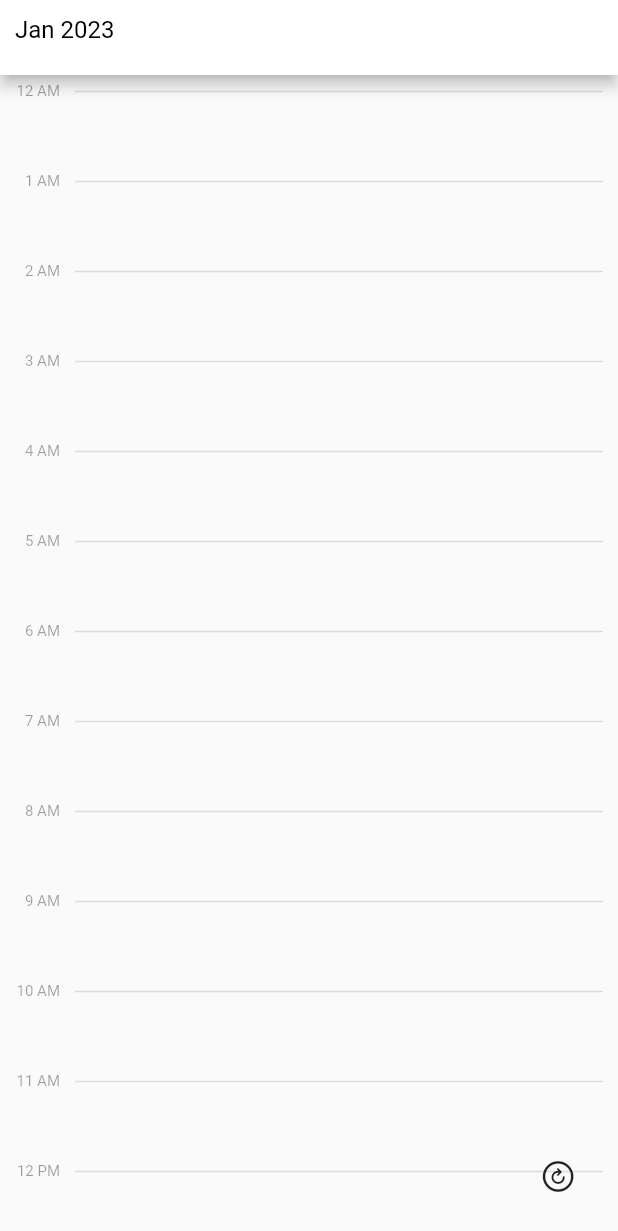
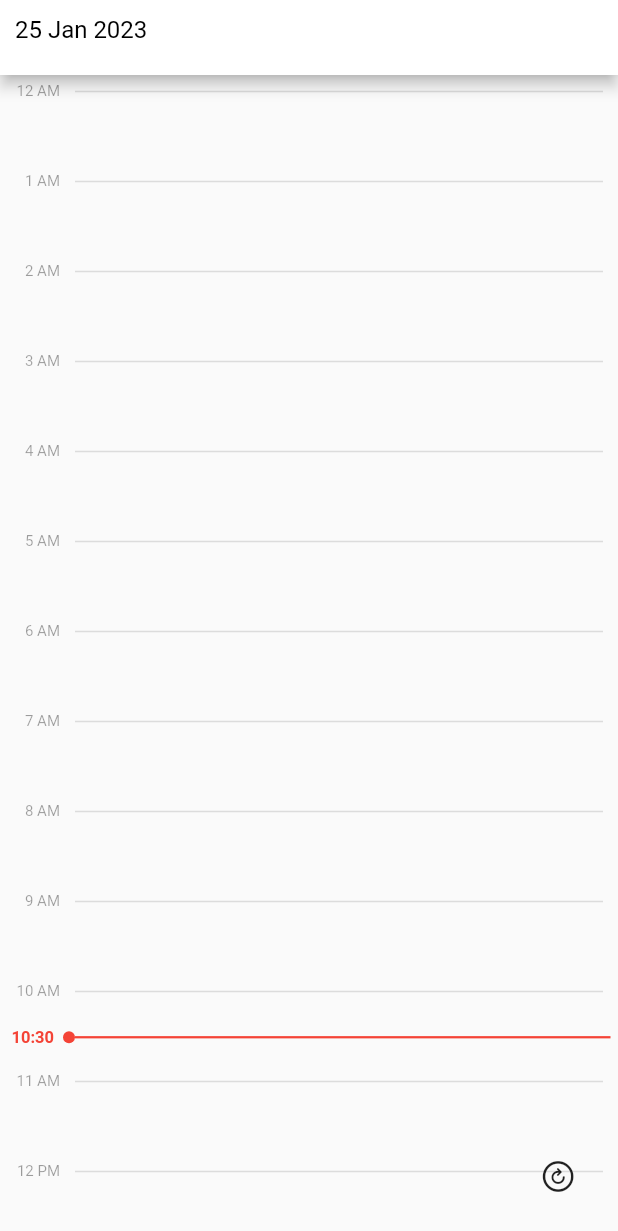
Before and after one commit to deniz-lee/flutter-demo, a Flutter app: the screen it shows after launch, on a phone screen of 412 x 824 dp. Shown: the top 1231 px of the screen. Run offline on Flutter 3.47's test engine with Material 2 defaults, Android fonts, the phone set to English and light mode, and no system bars; drawn by our look-alikes of scrollable_positioned_list; our stand-ins replace google_sign_in, googleapis_auth; missing offline and left inert: extension_google_sign_in_as_googleapis_auth, googleapis.

Commit message:
[deniz-lee] Add today mark within daily, montly views.

```diff
--- a/app/lib/model/constants.dart
+++ b/app/lib/model/constants.dart
@@ -1,9 +1,10 @@
 // App Constants
 const double RESPONSIVE_WIDTH_DIVERGING_POINT = 600;
 
-// Google Calender API
+// Calendar Provider Properties
 const String GOOGLE_API_CLIENT_ID =
     "576251505485-06p12kgseshnb4f6icmqo626a89iu1un.apps.googleusercontent.com";
+const bool CALENDAR_DUMMY_DATASOURCE = true;
 
 // Calender Widget Properties
 const int CALENDAR_GRID_CNT = 365;
--- a/app/lib/screen/daily_page.dart
+++ b/app/lib/screen/daily_page.dart
@@ -1,8 +1,7 @@
 import 'package:flutter/cupertino.dart';
 import 'package:flutter/material.dart';
 import 'package:flutter_demo/provider/calendar_provider.dart';
-import 'package:flutter_demo/widget/daily/list_widget.dart';
-import 'package:flutter_demo/widget/daily/page_app_bar.dart' as Daily;
+import 'package:flutter_demo/widget/daily/pager_widget.dart';
 import 'package:provider/provider.dart';
 
 class DailyPage extends StatefulWidget {
@@ -20,8 +19,7 @@ class _DailyPageState extends State<DailyPage> {
     _calendarProvider = Provider.of<CalendarProvider>(context);
 
     return Scaffold(
-      appBar: Daily.PageAppBar(DateTime.now()),
-      body: const ListWidget(),
+      body: const PagerWidget(),
       floatingActionButton: Row(
         mainAxisAlignment: MainAxisAlignment.end,
         children: [
--- a/app/lib/widget/daily/list_cell.dart
+++ b/app/lib/widget/daily/list_cell.dart
@@ -5,10 +5,12 @@ import 'package:intl/intl.dart';
 
 class ListCell extends StatelessWidget {
   final DateTime _dateTime;
-  double _height = 0;
+  final double _height;
+  final double _nowOffset;
   final List<v3.Event>? _events;
 
-  ListCell(this._dateTime, this._height, this._events, {super.key});
+  const ListCell(this._dateTime, this._nowOffset, this._height, this._events,
+      {super.key});
 
   @override
   Widget build(BuildContext context) {
@@ -25,23 +27,73 @@ class ListCell extends StatelessWidget {
 
     List<v3.Event> events = _events ?? [];
     for (v3.Event event in events) {
-      if (event.start?.dateTime?.hour != _dateTime.hour) continue;
-      EventCell cell = EventCell(event);
-      children.add(cell);
+      if (event.start?.date?.hour == _dateTime.hour) {
+        EventCell cell = EventCell(event);
+        children.add(cell);
+      } else if (event.start?.dateTime?.hour == _dateTime.hour) {
+        EventCell cell = EventCell(event);
+        children.add(cell);
+      }
     }
-    return Container(
+
+    List<Widget> stackChildren = [];
+    stackChildren.add(Container(
         height: _height,
         alignment: Alignment.topLeft,
         child: Column(
           mainAxisAlignment: MainAxisAlignment.start,
           crossAxisAlignment: CrossAxisAlignment.start,
           children: children,
+        )));
+
+    if (_nowOffset > 0) {
+      stackChildren.add(nowTimeDivider(constraints, _nowOffset));
+    }
+    return Stack(children: stackChildren);
+  }
+
+  Widget nowTimeDivider(BoxConstraints constraints, double offset) {
+    DateTime now = DateTime.now();
+    String formattedDate = DateFormat("h:mm").format(now);
+
+    return Positioned(
+        top: offset,
+        child: Row(
+          crossAxisAlignment: CrossAxisAlignment.center,
+          children: [
+            Container(
+              width: 35,
+              margin: const EdgeInsets.fromLTRB(1, 0, 1, 0),
+              child: Text(formattedDate,
+                  textAlign: TextAlign.right,
+                  style: const TextStyle(
+                      fontSize: 11,
+                      color: Colors.red,
+                      fontWeight: FontWeight.bold)),
+            ),
+            Container(
+              width: 8,
+              height: 8,
+              margin: const EdgeInsets.fromLTRB(5, 0, 0, 0),
+              decoration: BoxDecoration(
+                  color: Colors.red, borderRadius: BorderRadius.circular(8)),
+            ),
+            Container(
+              margin: const EdgeInsets.fromLTRB(0, 0, 0, 0),
+              width: constraints.maxWidth - 55,
+              height: 1.5,
+              color: Colors.red,
+            ),
+          ],
         ));
   }
 
   Widget listDivider(BoxConstraints constraints, DateTime dateTime) {
     List<Widget> children = [];
     String formattedDate = DateFormat("h a").format(_dateTime);
+    if (_nowOffset > 0 && _nowOffset < 15) {
+      formattedDate = "";
+    }
     children.add(Container(
       width: 30,
       margin: const EdgeInsets.fromLTRB(10, 5, 0, 0),
--- a/app/lib/widget/daily/list_widget.dart
+++ b/app/lib/widget/daily/list_widget.dart
@@ -2,29 +2,41 @@ import 'package:flutter/material.dart';
 import 'package:flutter_demo/model/constants.dart' as Constants;
 import 'package:flutter_demo/provider/calendar_provider.dart';
 import 'package:flutter_demo/widget/daily/list_cell.dart';
+import 'package:flutter_demo/widget/daily/page_app_bar.dart' as Daily;
 import 'package:googleapis/calendar/v3.dart';
 import 'package:intl/intl.dart';
 import 'package:provider/provider.dart';
+import 'package:scrollable_positioned_list/scrollable_positioned_list.dart';
 
 class ListWidget extends StatefulWidget {
-  const ListWidget({super.key});
+  final DateTime _dateTime;
+
+  ListWidget(this._dateTime, {super.key});
 
   @override
   State<ListWidget> createState() => _ListWidgetState();
 }
 
 class _ListWidgetState extends State<ListWidget> {
+  final ItemScrollController _itemScrollController = ItemScrollController();
+  final ItemPositionsListener _itemPositionsListener =
+      ItemPositionsListener.create();
+
   late ScrollController _controller;
+  late DateTime _dateTime;
 
   @override
   void initState() {
     super.initState();
-    print("[ListWidget] initState");
+    _dateTime = widget._dateTime;
     _controller = ScrollController();
     _controller.addListener(() {
       if (_controller.hasClients) {
         if (_controller.position.maxScrollExtent == _controller.offset) {}
       }
+    });
+    _itemPositionsListener.itemPositions.addListener(() {
+      // print("${_itemPositionsListener.itemPositions.value}");
     });
   }
 
@@ -38,22 +50,41 @@ class _ListWidgetState extends State<ListWidget> {
   Widget build(BuildContext context) {
     print("[ListWidget] build");
 
+    int currentTimeIndex = -1;
+    double currentTimeOffset = -1;
+    DateTime now = DateTime.now();
+    if (_dateTime.year == now.year &&
+        _dateTime.month == now.month &&
+        _dateTime.day == now.day) {
+      int seconds = now.second + now.minute * 60 + now.hour * 3600;
+      currentTimeIndex = seconds ~/ 3600;
+      currentTimeOffset = now.minute > 45 ? 10 : now.minute.toDouble() + 5;
+      print("${currentTimeIndex}, ${seconds % 3600}");
+    }
     return Scaffold(
-        body: ListView.builder(
+        appBar: Daily.PageAppBar(_dateTime),
+        body: ScrollablePositionedList.builder(
             itemCount: Constants.CALENDAR_LIST_CNT,
+            itemScrollController: _itemScrollController,
+            itemPositionsListener: _itemPositionsListener,
             itemBuilder: (context, index) {
-              DateTime startDate = DateTime(2023, 1, 3, 0);
+              DateTime startDate = _dateTime;
               final targetDate = startDate.add(Duration(hours: index));
 
+              double nowOffset =
+                  index == currentTimeIndex ? currentTimeOffset : 0;
               String formattedDate =
                   DateFormat('yyyy-MM-dd').format(targetDate);
               List<Event>? events =
                   Provider.of<CalendarProvider>(context).events[formattedDate];
-              double height = index == Constants.CALENDAR_LIST_CNT-1 ? 20 : 60;
+              double height =
+                  index == Constants.CALENDAR_LIST_CNT - 1 ? 20 : 60;
               if (events != null) {
-                return Center(child: ListCell(targetDate, height, events));
+                return Center(
+                    child: ListCell(targetDate, nowOffset, height, events));
               }
-              return Center(child: ListCell(targetDate, height, null));
+              return Center(
+                  child: ListCell(targetDate, nowOffset, height, null));
             }));
   }
 }
--- a/app/lib/widget/daily/page_app_bar.dart
+++ b/app/lib/widget/daily/page_app_bar.dart
@@ -11,8 +11,9 @@ class PageAppBar extends StatelessWidget with PreferredSizeWidget {
 
   @override
   Widget build(BuildContext context) {
-    DateTime now = DateTime.now();
-    String title = "${DateFormat.MMM().format(now)} ${now.year.toString()}";
+    DateTime dateTime = _dateTime ?? DateTime.now();
+    String title =
+        "${dateTime.day} ${DateFormat.MMM().format(dateTime)} ${dateTime.year.toString()}";
 
     return AppBar(
       title: null,
--- /dev/null
+++ b/app/lib/widget/daily/pager_widget.dart
@@ -0,0 +1,40 @@
+import 'package:flutter/material.dart';
+import 'package:flutter_demo/widget/daily/list_widget.dart';
+
+class PagerWidget extends StatefulWidget {
+  const PagerWidget({super.key});
+
+  @override
+  State<PagerWidget> createState() => _PagerWidgetState();
+}
+
+class _PagerWidgetState extends State<PagerWidget> {
+  late PageController _controller;
+
+  @override
+  void initState() {
+    super.initState();
+
+    DateTime now = DateTime.now();
+    DateTime startDate = DateTime(now.year, 1, 1, 0);
+    int inDays = now.difference(startDate).inDays;
+    _controller = PageController(initialPage: inDays);
+  }
+
+  @override
+  void dispose() {
+    super.dispose();
+  }
+
+  @override
+  Widget build(BuildContext context) {
+    DateTime startDate = DateTime(2023, 1, 1, 0);
+    return PageView.builder(
+        controller: _controller,
+        itemCount: 365,
+        itemBuilder: (BuildContext context, int index) {
+          final targetDate = startDate.add(Duration(days: index));
+          return ListWidget(targetDate);
+        });
+  }
+}
--- a/app/lib/widget/monthly/grid_widget.dart
+++ b/app/lib/widget/monthly/grid_widget.dart
@@ -20,7 +20,6 @@ class _GridWidgetState extends State<GridWidget> {
 
   @override
   void initState() {
-    print("[GridWidget] initState");
     super.initState();
 
     _length = Constants.CALENDAR_GRID_CNT;
@@ -71,7 +70,7 @@ class _GridWidgetState extends State<GridWidget> {
       List<Event> events) {
     Map<String, List<Event>?> result = {};
     for (Event event in events) {
-      DateTime? startTime = event.start?.dateTime;
+      DateTime? startTime = event.start?.dateTime ?? event.start?.date;
       if (startTime == null) continue;
 
       String formattedDate = DateFormat('yyyy-MM-dd').format(startTime);
--- a/app/pubspec.yaml
+++ b/app/pubspec.yaml
@@ -23,6 +23,7 @@ dependencies:
 
   # design
   cupertino_icons: ^1.0.5
+  scrollable_positioned_list: ^0.3.5
 
   # 3rd party libraries
   google_sign_in: ^5.4.3
```
Also changed, not shown: app/lib/provider/calendar_provider.dart (+89 -61 lines), app/lib/widget/monthly/grid_cell.dart (+26 -4 lines).
